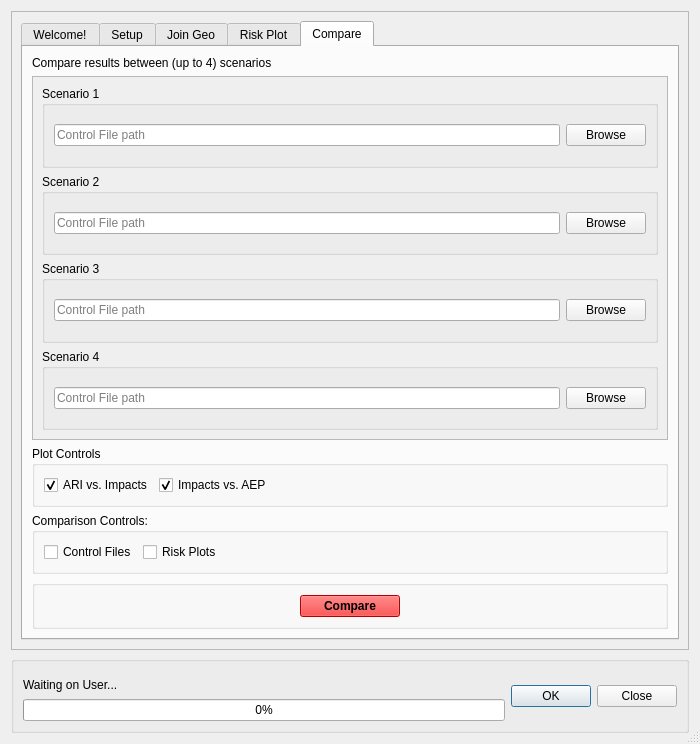
First picture: the form in canflood/results/results.ui, repository NRCan/CanFlood, before the edit.
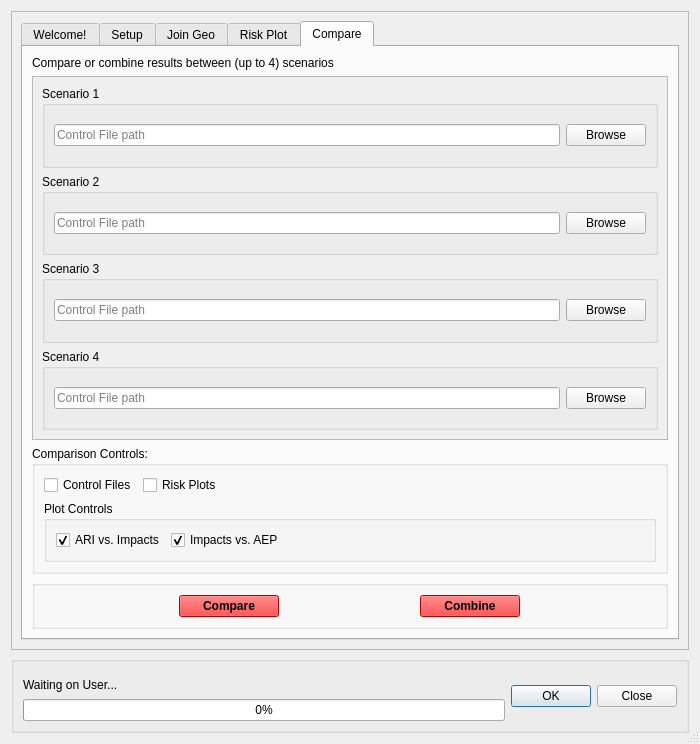
Second picture: the form after the edit. The open tabs and pages were chosen to show the change. Icons and pictures are not drawn. Custom widgets are drawn as their Qt base class.

The edit to the form file:
```diff
--- a/canflood/results/results.ui
+++ b/canflood/results/results.ui
@@ -2436,7 +2436,7 @@
            <item>
             <widget class="QLabel" name="label_7">
              <property name="text">
-              <string>Compare results between (up to 4) scenarios</string>
+              <string>Compare or combine results between (up to 4) scenarios</string>
              </property>
             </widget>
            </item>
@@ -2567,52 +2567,6 @@
              </widget>
             </widget>
            </item>
-           <item>
-            <widget class="QGroupBox" name="groupBox_9">
-             <property name="title">
-              <string>Plot Controls</string>
-             </property>
-             <layout class="QVBoxLayout" name="verticalLayout_16">
-              <item>
-               <layout class="QHBoxLayout" name="horizontalLayout_11">
-                <item>
-                 <widget class="QCheckBox" name="checkBox_C_ari">
-                  <property name="text">
-                   <string>ARI vs. Impacts</string>
-                  </property>
-                  <property name="checked">
-                   <bool>true</bool>
-                  </property>
-                 </widget>
-                </item>
-                <item>
-                 <widget class="QCheckBox" name="checkBox_C_aep">
-                  <property name="text">
-                   <string>Impacts vs. AEP</string>
-                  </property>
-                  <property name="checked">
-                   <bool>true</bool>
-                  </property>
-                 </widget>
-                </item>
-                <item>
-                 <spacer name="horizontalSpacer_5">
-                  <property name="orientation">
-                   <enum>Qt::Horizontal</enum>
-                  </property>
-                  <property name="sizeHint" stdset="0">
-                   <size>
-                    <width>40</width>
-                    <height>20</height>
-                   </size>
-                  </property>
-                 </spacer>
-                </item>
-               </layout>
-              </item>
-             </layout>
-            </widget>
-           </item>
            <item>
             <widget class="QGroupBox" name="groupBox_8">
              <property name="title">
@@ -2674,6 +2628,52 @@
                 </item>
                </layout>
               </item>
+              <item>
+               <widget class="QGroupBox" name="groupBox_9">
+                <property name="title">
+                 <string>Plot Controls</string>
+                </property>
+                <layout class="QVBoxLayout" name="verticalLayout_16">
+                 <item>
+                  <layout class="QHBoxLayout" name="horizontalLayout_11">
+                   <item>
+                    <widget class="QCheckBox" name="checkBox_C_ari">
+                     <property name="text">
+                      <string>ARI vs. Impacts</string>
+                     </property>
+                     <property name="checked">
+                      <bool>true</bool>
+                     </property>
+                    </widget>
+                   </item>
+                   <item>
+                    <widget class="QCheckBox" name="checkBox_C_aep">
+                     <property name="text">
+                      <string>Impacts vs. AEP</string>
+                     </property>
+                     <property name="checked">
+                      <bool>true</bool>
+                     </property>
+                    </widget>
+                   </item>
+                   <item>
+                    <spacer name="horizontalSpacer_5">
+                     <property name="orientation">
+                      <enum>Qt::Horizontal</enum>
+                     </property>
+                     <property name="sizeHint" stdset="0">
+                      <size>
+                       <width>40</width>
+                       <height>20</height>
+                      </size>
+                     </property>
+                    </spacer>
+                   </item>
+                  </layout>
+                 </item>
+                </layout>
+               </widget>
+              </item>
              </layout>
             </widget>
            </item>
@@ -3117,6 +3117,440 @@
                 </property>
                </widget>
               </item>
+              <item>
+               <widget class="QPushButton" name="pushButton_C_combine">
+                <property name="maximumSize">
+                 <size>
+                  <width>100</width>
+                  <height>16777215</height>
+                 </size>
+                </property>
+                <property name="palette">
+                 <palette>
+                  <active>
+                   <colorrole role="WindowText">
+                    <brush brushstyle="SolidPattern">
+                     <color alpha="255">
+                      <red>0</red>
+                      <green>0</green>
+                      <blue>0</blue>
+                     </color>
+                    </brush>
+                   </colorrole>
+                   <colorrole role="Button">
+                    <brush brushstyle="SolidPattern">
+                     <color alpha="255">
+                      <red>255</red>
+                      <green>0</green>
+                      <blue>0</blue>
+                     </color>
+                    </brush>
+                   </colorrole>
+                   <colorrole role="Light">
+                    <brush brushstyle="SolidPattern">
+                     <color alpha="255">
+                      <red>255</red>
+                      <green>127</green>
+                      <blue>127</blue>
+                     </color>
+                    </brush>
+                   </colorrole>
+                   <colorrole role="Midlight">
+                    <brush brushstyle="SolidPattern">
+                     <color alpha="255">
+                      <red>255</red>
+                      <green>63</green>
+                      <blue>63</blue>
+                     </color>
+                    </brush>
+                   </colorrole>
+                   <colorrole role="Dark">
+                    <brush brushstyle="SolidPattern">
+                     <color alpha="255">
+                      <red>127</red>
+                      <green>0</green>
+                      <blue>0</blue>
+                     </color>
+                    </brush>
+                   </colorrole>
+                   <colorrole role="Mid">
+                    <brush brushstyle="SolidPattern">
+                     <color alpha="255">
+                      <red>170</red>
+                      <green>0</green>
+                      <blue>0</blue>
+                     </color>
+                    </brush>
+                   </colorrole>
+                   <colorrole role="Text">
+                    <brush brushstyle="SolidPattern">
+                     <color alpha="255">
+                      <red>0</red>
+                      <green>0</green>
+                      <blue>0</blue>
+                     </color>
+                    </brush>
+                   </colorrole>
+                   <colorrole role="BrightText">
+                    <brush brushstyle="SolidPattern">
+                     <color alpha="255">
+                      <red>255</red>
+                      <green>255</green>
+                      <blue>255</blue>
+                     </color>
+                    </brush>
+                   </colorrole>
+                   <colorrole role="ButtonText">
+                    <brush brushstyle="SolidPattern">
+                     <color alpha="255">
+                      <red>0</red>
+                      <green>0</green>
+                      <blue>0</blue>
+                     </color>
+                    </brush>
+                   </colorrole>
+                   <colorrole role="Base">
+                    <brush brushstyle="SolidPattern">
+                     <color alpha="255">
+                      <red>255</red>
+                      <green>255</green>
+                      <blue>255</blue>
+                     </color>
+                    </brush>
+                   </colorrole>
+                   <colorrole role="Window">
+                    <brush brushstyle="SolidPattern">
+                     <color alpha="255">
+                      <red>255</red>
+                      <green>0</green>
+                      <blue>0</blue>
+                     </color>
+                    </brush>
+                   </colorrole>
+                   <colorrole role="Shadow">
+                    <brush brushstyle="SolidPattern">
+                     <color alpha="255">
+                      <red>0</red>
+                      <green>0</green>
+                      <blue>0</blue>
+                     </color>
+                    </brush>
+                   </colorrole>
+                   <colorrole role="AlternateBase">
+                    <brush brushstyle="SolidPattern">
+                     <color alpha="255">
+                      <red>255</red>
+                      <green>127</green>
+                      <blue>127</blue>
+                     </color>
+                    </brush>
+                   </colorrole>
+                   <colorrole role="ToolTipBase">
+                    <brush brushstyle="SolidPattern">
+                     <color alpha="255">
+                      <red>255</red>
+                      <green>255</green>
+                      <blue>220</blue>
+                     </color>
+                    </brush>
+                   </colorrole>
+                   <colorrole role="ToolTipText">
+                    <brush brushstyle="SolidPattern">
+                     <color alpha="255">
+                      <red>0</red>
+                      <green>0</green>
+                      <blue>0</blue>
+                     </color>
+                    </brush>
+                   </colorrole>
+                  </active>
+                  <inactive>
+                   <colorrole role="WindowText">
+                    <brush brushstyle="SolidPattern">
+                     <color alpha="255">
+                      <red>0</red>
+                      <green>0</green>
+                      <blue>0</blue>
+                     </color>
+                    </brush>
+                   </colorrole>
+                   <colorrole role="Button">
+                    <brush brushstyle="SolidPattern">
+                     <color alpha="255">
+                      <red>255</red>
+                      <green>0</green>
+                      <blue>0</blue>
+                     </color>
+                    </brush>
+                   </colorrole>
+                   <colorrole role="Light">
+                    <brush brushstyle="SolidPattern">
+                     <color alpha="255">
+                      <red>255</red>
+                      <green>127</green>
+                      <blue>127</blue>
+                     </color>
+                    </brush>
+                   </colorrole>
+                   <colorrole role="Midlight">
+                    <brush brushstyle="SolidPattern">
+                     <color alpha="255">
+                      <red>255</red>
+                      <green>63</green>
+                      <blue>63</blue>
+                     </color>
+                    </brush>
+                   </colorrole>
+                   <colorrole role="Dark">
+                    <brush brushstyle="SolidPattern">
+                     <color alpha="255">
+                      <red>127</red>
+                      <green>0</green>
+                      <blue>0</blue>
+                     </color>
+                    </brush>
+                   </colorrole>
+                   <colorrole role="Mid">
+                    <brush brushstyle="SolidPattern">
+                     <color alpha="255">
+                      <red>170</red>
+                      <green>0</green>
+                      <blue>0</blue>
+                     </color>
+                    </brush>
+                   </colorrole>
+                   <colorrole role="Text">
+                    <brush brushstyle="SolidPattern">
+                     <color alpha="255">
+                      <red>0</red>
+                      <green>0</green>
+                      <blue>0</blue>
+                     </color>
+                    </brush>
+                   </colorrole>
+                   <colorrole role="BrightText">
+                    <brush brushstyle="SolidPattern">
+                     <color alpha="255">
+                      <red>255</red>
+                      <green>255</green>
+                      <blue>255</blue>
+                     </color>
+                    </brush>
+                   </colorrole>
+                   <colorrole role="ButtonText">
+                    <brush brushstyle="SolidPattern">
+                     <color alpha="255">
+                      <red>0</red>
+                      <green>0</green>
+                      <blue>0</blue>
+                     </color>
+                    </brush>
+                   </colorrole>
+                   <colorrole role="Base">
+                    <brush brushstyle="SolidPattern">
+                     <color alpha="255">
+                      <red>255</red>
+                      <green>255</green>
+                      <blue>255</blue>
+                     </color>
+                    </brush>
+                   </colorrole>
+                   <colorrole role="Window">
+                    <brush brushstyle="SolidPattern">
+                     <color alpha="255">
+                      <red>255</red>
+                      <green>0</green>
+                      <blue>0</blue>
+                     </color>
+                    </brush>
+                   </colorrole>
+                   <colorrole role="Shadow">
+                    <brush brushstyle="SolidPattern">
+                     <color alpha="255">
+                      <red>0</red>
+                      <green>0</green>
+                      <blue>0</blue>
+                     </color>
+                    </brush>
+                   </colorrole>
+                   <colorrole role="AlternateBase">
+                    <brush brushstyle="SolidPattern">
+                     <color alpha="255">
+                      <red>255</red>
+                      <green>127</green>
+                      <blue>127</blue>
+                     </color>
+                    </brush>
+                   </colorrole>
+                   <colorrole role="ToolTipBase">
+                    <brush brushstyle="SolidPattern">
+                     <color alpha="255">
+                      <red>255</red>
+                      <green>255</green>
+                      <blue>220</blue>
+                     </color>
+                    </brush>
+                   </colorrole>
+                   <colorrole role="ToolTipText">
+                    <brush brushstyle="SolidPattern">
+                     <color alpha="255">
+                      <red>0</red>
+                      <green>0</green>
+                      <blue>0</blue>
+                     </color>
+                    </brush>
+                   </colorrole>
+                  </inactive>
+                  <disabled>
+                   <colorrole role="WindowText">
+                    <brush brushstyle="SolidPattern">
+                     <color alpha="255">
+                      <red>127</red>
+                      <green>0</green>
+                      <blue>0</blue>
+                     </color>
+                    </brush>
+                   </colorrole>
+                   <colorrole role="Button">
+                    <brush brushstyle="SolidPattern">
+                     <color alpha="255">
+                      <red>255</red>
+                      <green>0</green>
+                      <blue>0</blue>
+                     </color>
+                    </brush>
+                   </colorrole>
+                   <colorrole role="Light">
+                    <brush brushstyle="SolidPattern">
+                     <color alpha="255">
+                      <red>255</red>
+                      <green>127</green>
+                      <blue>127</blue>
+                     </color>
+                    </brush>
+                   </colorrole>
+                   <colorrole role="Midlight">
+                    <brush brushstyle="SolidPattern">
+                     <color alpha="255">
+                      <red>255</red>
+                      <green>63</green>
+                      <blue>63</blue>
+                     </color>
+                    </brush>
+                   </colorrole>
+                   <colorrole role="Dark">
+                    <brush brushstyle="SolidPattern">
+                     <color alpha="255">
+                      <red>127</red>
+                      <green>0</green>
+                      <blue>0</blue>
+                     </color>
+                    </brush>
+                   </colorrole>
+                   <colorrole role="Mid">
+                    <brush brushstyle="SolidPattern">
+                     <color alpha="255">
+                      <red>170</red>
+                      <green>0</green>
+                      <blue>0</blue>
+                     </color>
+                    </brush>
+                   </colorrole>
+                   <colorrole role="Text">
+                    <brush brushstyle="SolidPattern">
+                     <color alpha="255">
+                      <red>127</red>
+                      <green>0</green>
+                      <blue>0</blue>
+                     </color>
+                    </brush>
+                   </colorrole>
+                   <colorrole role="BrightText">
+                    <brush brushstyle="SolidPattern">
+                     <color alpha="255">
+                      <red>255</red>
+                      <green>255</green>
+                      <blue>255</blue>
+                     </color>
+                    </brush>
+                   </colorrole>
+                   <colorrole role="ButtonText">
+                    <brush brushstyle="SolidPattern">
+                     <color alpha="255">
+                      <red>127</red>
+                      <green>0</green>
+                      <blue>0</blue>
+                     </color>
+                    </brush>
+                   </colorrole>
+                   <colorrole role="Base">
+                    <brush brushstyle="SolidPattern">
+                     <color alpha="255">
+                      <red>255</red>
+                      <green>0</green>
+                      <blue>0</blue>
+                     </color>
+                    </brush>
+                   </colorrole>
+                   <colorrole role="Window">
+                    <brush brushstyle="SolidPattern">
+                     <color alpha="255">
+                      <red>255</red>
+                      <green>0</green>
+                      <blue>0</blue>
+                     </color>
+                    </brush>
+                   </colorrole>
+                   <colorrole role="Shadow">
+                    <brush brushstyle="SolidPattern">
+                     <color alpha="255">
+                      <red>0</red>
+                      <green>0</green>
+                      <blue>0</blue>
+                     </color>
+                    </brush>
+                   </colorrole>
+                   <colorrole role="AlternateBase">
+                    <brush brushstyle="SolidPattern">
+                     <color alpha="255">
+                      <red>255</red>
+                      <green>0</green>
+                      <blue>0</blue>
+                     </color>
+                    </brush>
+                   </colorrole>
+                   <colorrole role="ToolTipBase">
+                    <brush brushstyle="SolidPattern">
+                     <color alpha="255">
+                      <red>255</red>
+                      <green>255</green>
+                      <blue>220</blue>
+                     </color>
+                    </brush>
+                   </colorrole>
+                   <colorrole role="ToolTipText">
+                    <brush brushstyle="SolidPattern">
+                     <color alpha="255">
+                      <red>0</red>
+                      <green>0</green>
+                      <blue>0</blue>
+                     </color>
+                    </brush>
+                   </colorrole>
+                  </disabled>
+                 </palette>
+                </property>
+                <property name="font">
+                 <font>
+                  <weight>75</weight>
+                  <bold>true</bold>
+                 </font>
+                </property>
+                <property name="text">
+                 <string>Combine</string>
+                </property>
+               </widget>
+              </item>
              </layout>
             </widget>
            </item>
```
Left out of the diff: 6 changed lines with no effect on the pictures.
